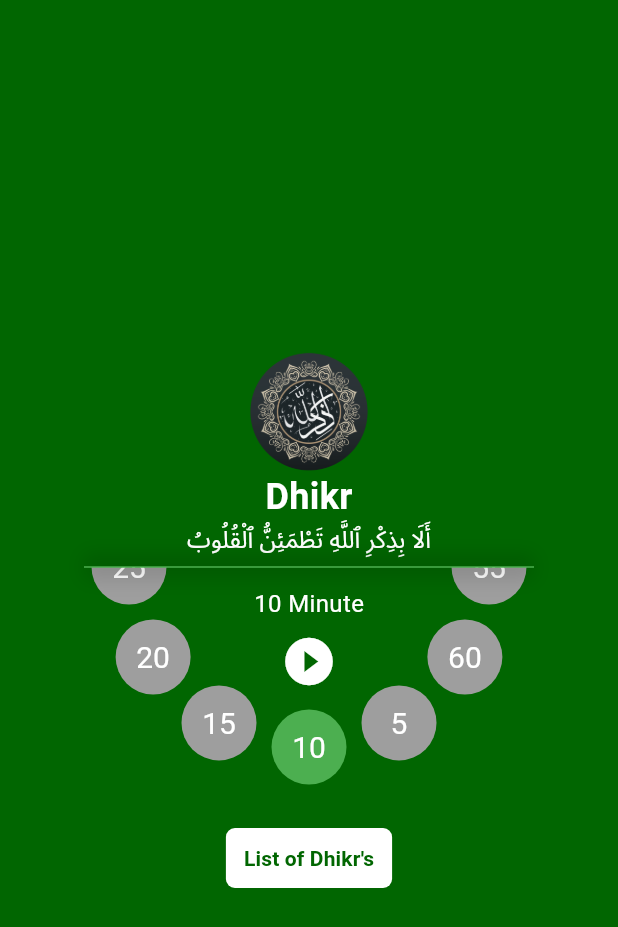
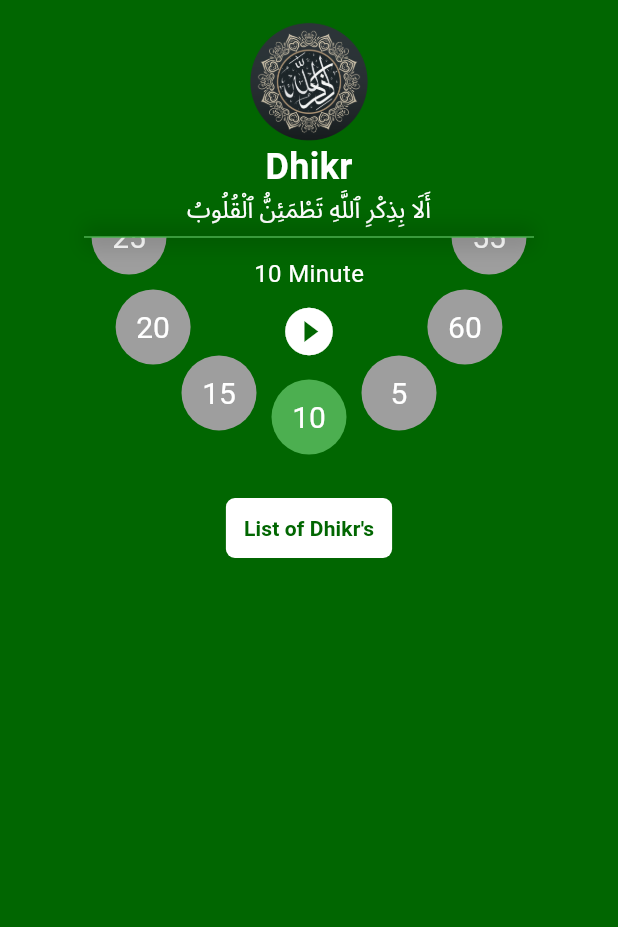
Before and after one commit to noyon-360/Dhikr, a Flutter app: the screen it shows after launch, on a phone screen of 412 x 824 dp. Shown: the top 927 px of the screen. Run offline on Flutter 3.47's test engine with Material 3 defaults, Android fonts, the phone set to English and light mode, and no system bars; our stand-ins replace cloud_firestore, firebase_core, flutter_local_notifications, package_info_plus, permission_handler, shared_preferences; missing offline and left inert: launch_at_startup, local_notifier, tray_manager, window_manager; accounts and stored records are empty; statements that could not run were skipped.

Commit message:
solve check 2

```diff
--- a/lib/Clock/ClockFace.dart
+++ b/lib/Clock/ClockFace.dart
@@ -47,12 +47,11 @@ class _ClockFaceState extends State<ClockFace> {
       onPanStart: (details) {
         lastPosition = details.localPosition;
       },
-      child: Center(
+      child: SingleChildScrollView(
         child: Column(
           mainAxisAlignment: MainAxisAlignment.center,
           children: [
-            Flexible(
-              child: Stack(
+            Stack(
               children: [
                 CustomPaint(
                   size: const Size(300, 300),
@@ -187,7 +186,6 @@ class _ClockFaceState extends State<ClockFace> {
                 ),
               ],
             ),
-            ),
             if (Platform.isAndroid || Platform.isIOS)
               Padding(
                 padding: const EdgeInsets.only(top: 20.0),
```
Lines whose indentation alone changed are shown as unchanged.
